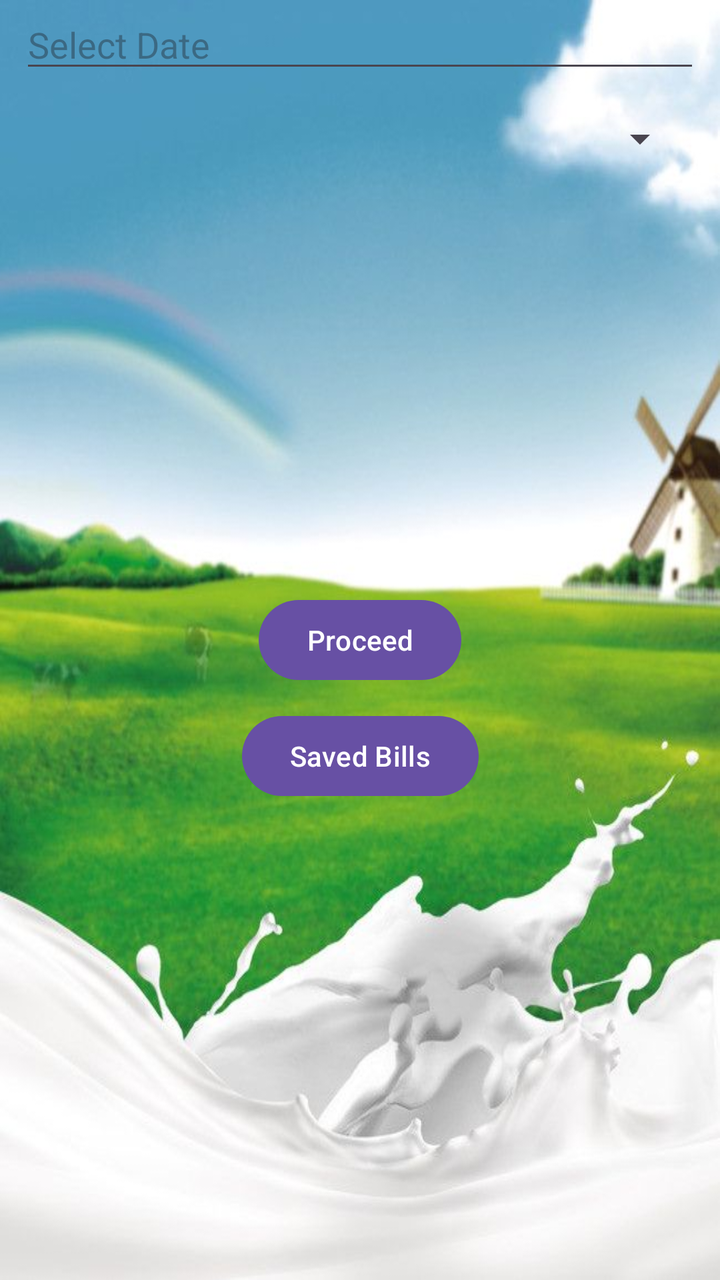
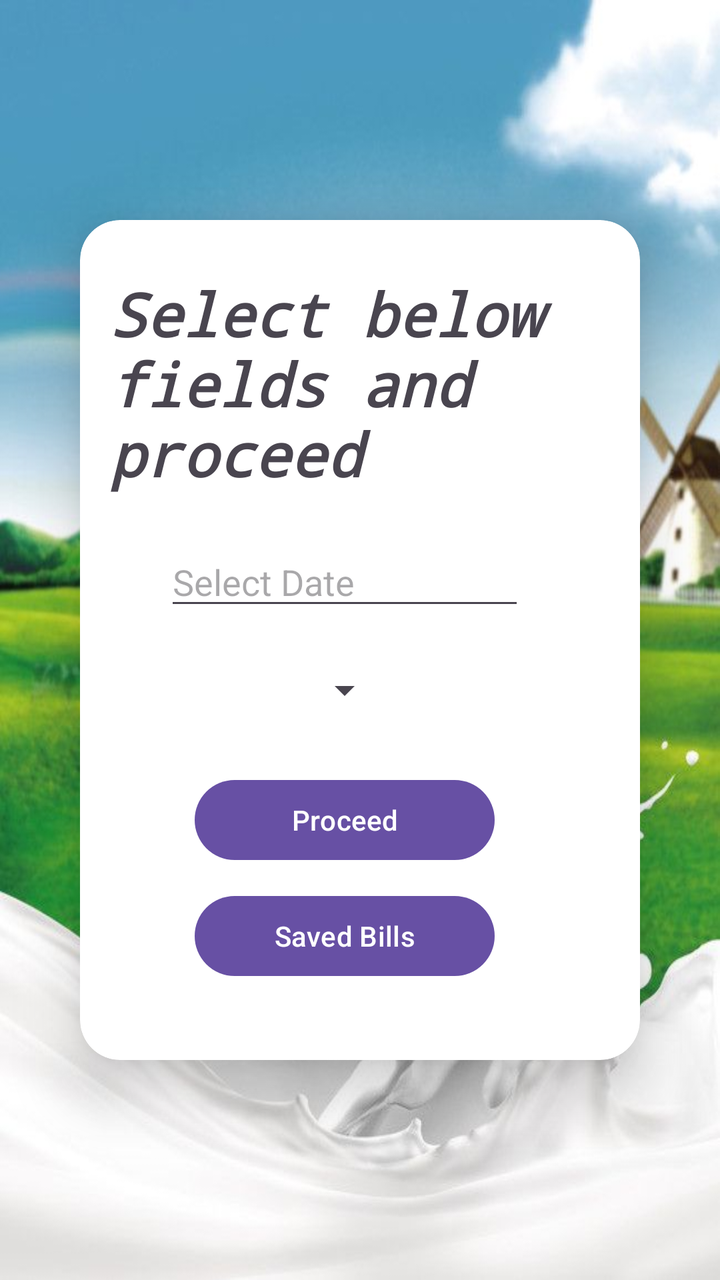

An Android layout rendered at two revisions. The XML below is the earlier revision; the diff shows what the commit changed to produce the second picture.
<!-- AndroidManifest.xml: application theme Theme.MyNewApp -->
<!-- res/layout/activity_main.xml -->
<?xml version="1.0" encoding="utf-8"?>
<androidx.constraintlayout.widget.ConstraintLayout
    xmlns:android="http://schemas.android.com/apk/res/android"
    xmlns:tools="http://schemas.android.com/tools"
    xmlns:app="http://schemas.android.com/apk/res-auto"
    android:layout_width="match_parent"
    android:layout_height="match_parent"
    android:background="@drawable/launchscreen"
    tools:context=".MainActivity">


    <androidx.appcompat.widget.AppCompatEditText
        android:id="@+id/datePicker"
        android:layout_width="match_parent"
        android:layout_height="wrap_content"
        android:layout_margin="10dp"
        android:clickable="true"
        android:focusable="false"
        android:hint="Select Date"
        tools:ignore="MissingConstraints" />

    <Spinner
        android:id="@+id/selectBillCycle"
        android:layout_width="match_parent"
        android:layout_height="wrap_content"
        android:layout_margin="16dp"
        app:layout_constraintTop_toBottomOf="@id/datePicker" />

    <Button
        android:id="@+id/proceed"
      android:layout_width="wrap_content"
      android:layout_height="wrap_content"
      android:text="Proceed"
      app:layout_constraintBottom_toBottomOf="parent"
      app:layout_constraintStart_toStartOf="parent"
      app:layout_constraintEnd_toEndOf="parent"
      app:layout_constraintTop_toTopOf="parent" />

    <Button
        android:id="@+id/billHistory"
        android:layout_width="wrap_content"
        android:layout_height="wrap_content"
        android:text="Saved Bills"
        android:layout_margin="10dp"
        app:layout_constraintStart_toStartOf="parent"
        app:layout_constraintEnd_toEndOf="parent"
        app:layout_constraintTop_toBottomOf="@id/proceed" />

  </androidx.constraintlayout.widget.ConstraintLayout>
<!-- resources referenced by this layout -->
<resources>
  <!-- drawable launchscreen: jpg bitmap (drawable, 49242 bytes) -->
  <style name="Theme.MyNewApp" parent="Base.Theme.MyNewApp" />
  <style name="Base.Theme.MyNewApp" parent="Theme.Material3.DayNight.NoActionBar">
          
          
      </style>
</resources>

<!-- the commit's change to res/layout/activity_main.xml (unified diff, before → after) -->
@@ -9,26 +9,64 @@
     tools:context=".MainActivity">
 
 
+
+    <androidx.cardview.widget.CardView
+        android:layout_width="280dp"
+        android:layout_height="420dp"
+        android:layout_margin="16dp"
+        app:cardElevation="18dp"
+        app:cardCornerRadius="20dp"
+        app:layout_constraintStart_toStartOf="parent"
+        app:layout_constraintEnd_toEndOf="parent"
+        app:layout_constraintTop_toTopOf="parent"
+        app:layout_constraintBottom_toBottomOf="parent">
+
+    <androidx.constraintlayout.widget.ConstraintLayout
+        android:layout_width="wrap_content"
+        android:layout_height="600dp"
+        android:padding="15dp"
+        app:layout_constraintStart_toStartOf="parent"
+        app:layout_constraintEnd_toEndOf="parent"
+        app:layout_constraintTop_toTopOf="parent"
+        app:layout_constraintBottom_toBottomOf="parent">
+
+        <TextView
+            android:layout_width="wrap_content"
+            android:layout_height="wrap_content"
+            android:text="Select below \nfields and \nproceed"
+            android:textSize="30sp"
+            android:fontFamily="monospace"
+            android:textStyle="italic|bold"
+            android:layout_marginBottom="10dp"
+            app:layout_constraintStart_toStartOf="parent"
+            app:layout_constraintEnd_toEndOf="parent"
+            app:layout_constraintTop_toTopOf="parent"
+            app:layout_constraintBottom_toTopOf="@id/datePicker"/>
+
     <androidx.appcompat.widget.AppCompatEditText
         android:id="@+id/datePicker"
-        android:layout_width="match_parent"
+        android:layout_width="180dp"
         android:layout_height="wrap_content"
         android:layout_margin="10dp"
         android:clickable="true"
         android:focusable="false"
         android:hint="Select Date"
-        tools:ignore="MissingConstraints" />
+        app:layout_constraintStart_toStartOf="parent"
+        app:layout_constraintEnd_toEndOf="parent"
+        app:layout_constraintBottom_toTopOf="@id/selectBillCycle"/>
 
     <Spinner
         android:id="@+id/selectBillCycle"
-        android:layout_width="match_parent"
-        android:layout_height="wrap_content"
+        android:layout_width="wrap_content"
+        android:layout_height="50dp"
         android:layout_margin="16dp"
-        app:layout_constraintTop_toBottomOf="@id/datePicker" />
+        app:layout_constraintBottom_toTopOf="@id/proceed"
+        app:layout_constraintStart_toStartOf="parent"
+        app:layout_constraintEnd_toEndOf="parent"/>
 
     <Button
         android:id="@+id/proceed"
-      android:layout_width="wrap_content"
+      android:layout_width="150dp"
       android:layout_height="wrap_content"
       android:text="Proceed"
       app:layout_constraintBottom_toBottomOf="parent"
@@ -38,7 +76,7 @@
 
     <Button
         android:id="@+id/billHistory"
-        android:layout_width="wrap_content"
+        android:layout_width="150dp"
         android:layout_height="wrap_content"
         android:text="Saved Bills"
         android:layout_margin="10dp"
@@ -47,3 +85,5 @@
         app:layout_constraintTop_toBottomOf="@id/proceed" />
 
   </androidx.constraintlayout.widget.ConstraintLayout>
+    </androidx.cardview.widget.CardView>
+</androidx.constraintlayout.widget.ConstraintLayout>
